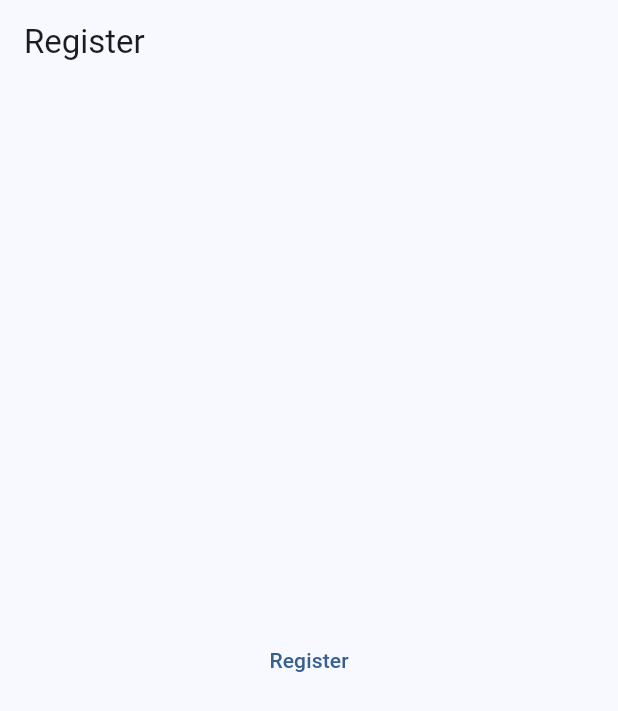
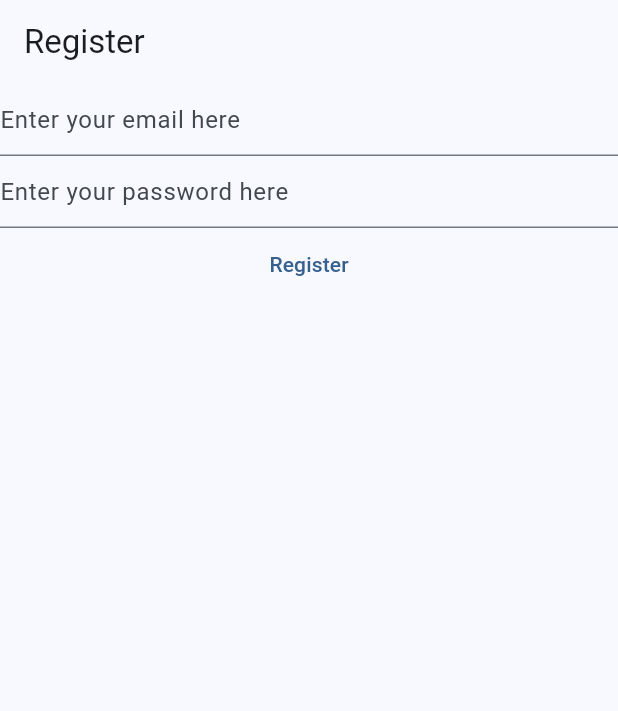
Before and after one commit to lucapd04/magicnotes, a Flutter app: the screen it shows after launch, after a tap on "Register", on a phone screen of 412 x 824 dp. Shown: the top 711 px of the screen. Run offline on Flutter 3.47's test engine with Material 2 defaults, Android fonts, the phone set to English and light mode, and no system bars; our stand-ins replace firebase_auth, firebase_core; accounts and stored records are empty; network calls fail.

Commit message:
Added email and password slots for registering
The email and password widgets contain extra properties, such as obscure text. A login screen is now also setup to happen whilst Firebase is initializing

```diff
--- a/lib/main.dart
+++ b/lib/main.dart
@@ -1,6 +1,10 @@
+import 'package:firebase_core/firebase_core.dart';
 import 'package:flutter/material.dart';
+import 'package:firebase_auth/firebase_auth.dart';
+import 'firebase_options.dart';
 
 void main() {
+  WidgetsFlutterBinding.ensureInitialized();
   runApp(MaterialApp(
       title: 'Flutter Demo',
       theme: ThemeData(
@@ -12,8 +16,30 @@
   );
 }
 
-class HomePage extends StatelessWidget {
+class HomePage extends StatefulWidget {
   const HomePage({super.key});
+
+  @override
+  State<HomePage> createState() => _HomePageState();
+}
+
+class _HomePageState extends State<HomePage> {
+  late final TextEditingController _email;
+  late final TextEditingController _password;
+
+  @override
+    void initState() {
+      _email =  TextEditingController();
+      _password = TextEditingController();
+      super.initState();
+  }
+
+  @override
+  void dispose() {
+    _email.dispose();
+    _password.dispose();
+    super.dispose();
+  }
 
   @override
   Widget build(BuildContext context) {
@@ -21,11 +47,35 @@
       appBar: AppBar(
         title: const Text('Register')
       ),
-      body: Center(
-        child: TextButton(
-          onPressed: () async {} ,
-          child: const Text('Register'),
-       ),
+      body: FutureBuilder(
+        future: Firebase.initializeApp(
+                  options: DefaultFirebaseOptions.currentPlatform,
+        ),
+        builder: (context, snapshot) {
+          switch (snapshot.connectionState) {
+            case ConnectionState.done:
+              return Column(
+                children: [
+                  TextField(controller: _email, enableSuggestions: false, autocorrect: false, keyboardType: TextInputType.emailAddress, decoration: const InputDecoration(hintText: 'Enter your email here')),
+                  TextField(controller: _password, obscureText: true, enableSuggestions: false, autocorrect: false, decoration: const InputDecoration(hintText: 'Enter your password here')),
+                  TextButton(
+                    onPressed: () async {
+                      final email = _email.text;
+                      final password = _password.text;
+                      final userCredential = await FirebaseAuth.instance.createUserWithEmailAndPassword(
+                        email: email,
+                        password: password
+                      );
+                      print(userCredential);
+                    } ,
+                    child: const Text('Register'),
+                    ),
+                  ],
+               );
+            default:
+              return const Text('Loading...');
+          }
+        },
       ),
     );
   }
```
